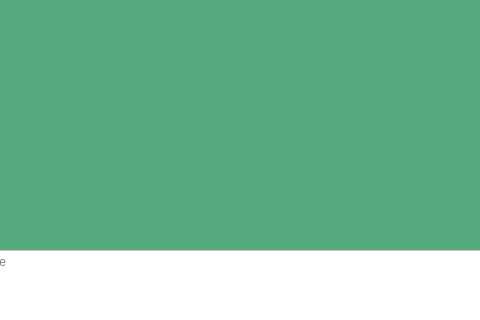
Before: the Qt Designer form ui/mainwindow.ui in NormalHumanUserName/python-app, drawn with Qt 5; both pictures show x 331 to 811 and y 0 to 320 of the 1024 by 768 pixel window.
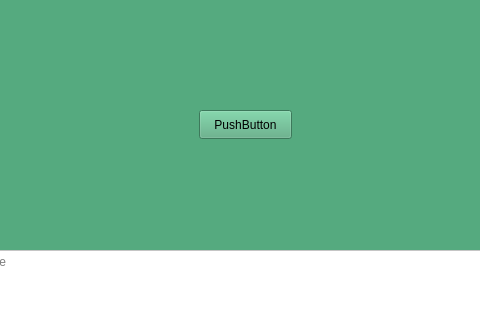
After: the same form once the commit is applied. The open tabs and pages were chosen to show the change. Icons and pictures are not drawn.

What changed in the file:
```diff
--- a/ui/mainwindow.ui
+++ b/ui/mainwindow.ui
@@ -30,25 +30,6 @@
      <number>3</number>
     </property>
     <widget class="QWidget" name="page">
-     <widget class="QLabel" name="label_14">
-      <property name="geometry">
-       <rect>
-        <x>400</x>
-        <y>80</y>
-        <width>101</width>
-        <height>111</height>
-       </rect>
-      </property>
-      <property name="text">
-       <string/>
-      </property>
-      <property name="pixmap">
-       <pixmap>../img/user-solid.svg</pixmap>
-      </property>
-      <property name="scaledContents">
-       <bool>true</bool>
-      </property>
-     </widget>
      <widget class="QLabel" name="label_15">
       <property name="geometry">
        <rect>
@@ -243,6 +224,19 @@
        </property>
       </item>
      </widget>
+     <widget class="QPushButton" name="pushButton_5">
+      <property name="geometry">
+       <rect>
+        <x>410</x>
+        <y>110</y>
+        <width>93</width>
+        <height>29</height>
+       </rect>
+      </property>
+      <property name="text">
+       <string>PushButton</string>
+      </property>
+     </widget>
     </widget>
     <widget class="QWidget" name="page_3">
      <widget class="QLabel" name="label_18">
```
Left out of the diff: 2 changed lines with no effect on the pictures.
